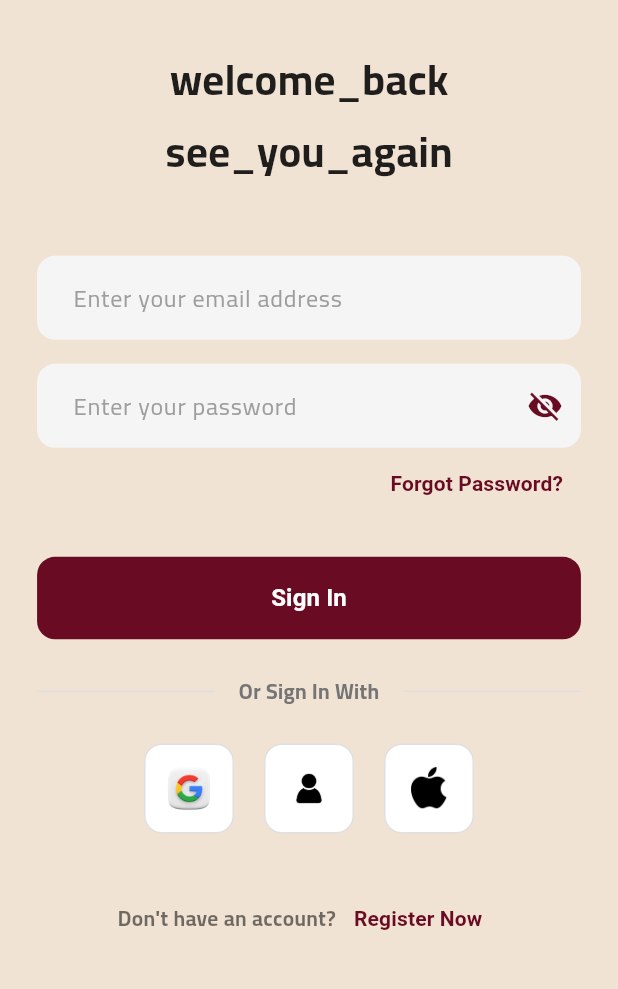
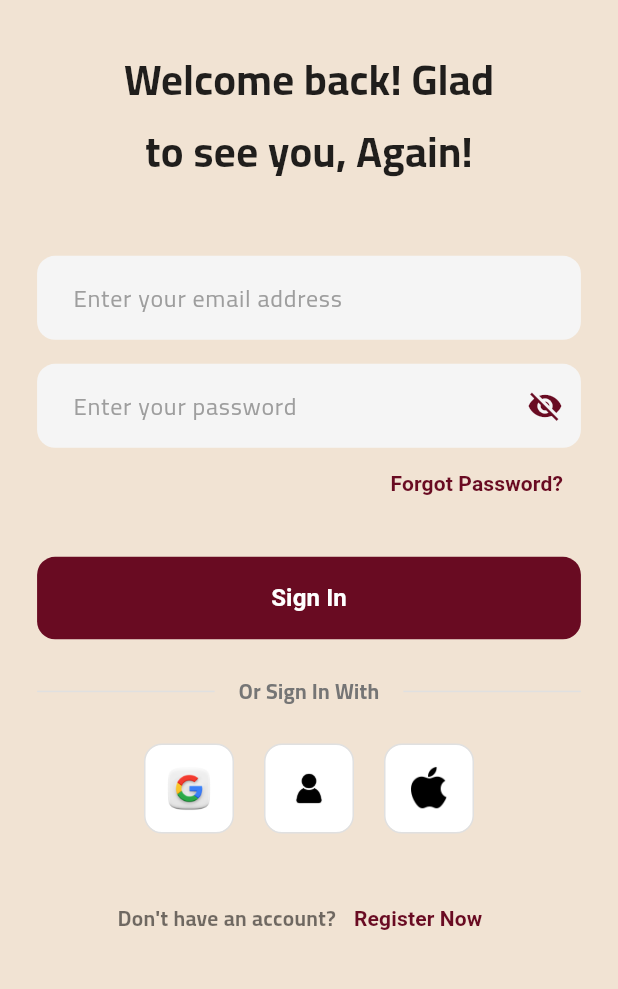
Before and after one commit to MosalahDJ/TradeLaw, a Flutter app: the screen it shows after launch, on a phone screen of 412 x 824 dp, the part 224-1213 px from its top. Run offline on Flutter 3.47's test engine with Material 3 defaults, Android fonts, the phone set to English and light mode, and no system bars; our stand-ins replace awesome_dialog, get, shared_preferences.

Commit message:
feat(localization): add new authentication-related translations
Add new translations for authentication-related strings in English, Arabic, and French to improve user experience and support additional UI functionality

```diff
--- a/lib/core/localization/translations.dart
+++ b/lib/core/localization/translations.dart
@@ -4,7 +4,7 @@ class Messages extends Translations {
   @override
   Map<String, Map<String, String>> get keys => {
     'en': {
-      // Authentication
+      // Authentication - Old Words
       'trade_law': 'TradeLaw',
       'email': 'Email Address',
       'enter_email': 'Enter your email address',
@@ -36,9 +36,25 @@ class Messages extends Translations {
       'registration': 'Registration',
       'anonymous_user': 'Anonymous User',
       'no_email': 'No Email',
+
+      // New Words
+      'are_you_sure': 'Are you sure?',
+      'yes': 'Yes',
+      'no': 'No',
+      'welcome_back': 'Welcome back! Glad',
+      'see_you_again': 'to see you, Again!',
+      'field_required': 'This field is required',
+      'valid_email': 'Please enter a valid email',
+      'password_length': 'Password must be at least 6 characters',
+      'not_match': 'Passwords do not match',
+      'hello_register': 'Hello! Register to get',
+      'started': 'Started',
+      'register': 'Register',
+      'have_account': 'Already have an account?',
+      'log_in': 'Log In',
     },
     'ar': {
-      // Authentication
+      // Authentication - Old Words
       'trade_law': 'TradeLaw',
       'email': 'البريد الإلكتروني',
       'enter_email': 'أدخل عنوان بريدك الإلكتروني',
@@ -70,9 +86,25 @@ class Messages extends Translations {
       'registration': 'التسجيل',
       'anonymous_user': 'مستخدم مجهول',
       'no_email': 'لا يوجد بريد إلكتروني',
+
+      // New Words
+      'are_you_sure': 'هل أنت متأكد؟',
+      'yes': 'نعم',
+      'no': 'لا',
+      'welcome_back': 'مرحبًا بعودتك!',
+      'see_you_again': 'سعداء برؤيتك مجددًا!',
+      'field_required': 'هذا الحقل مطلوب',
+      'valid_email': 'الرجاء إدخال بريد إلكتروني صحيح',
+      'password_length': 'يجب أن تكون كلمة المرور 6 أحرف على الأقل',
+      'not_match': 'كلمات المرور غير متطابقة',
+      'hello_register': 'مرحبًا! سجل للحصول',
+      'started': 'على البداية',
+      'register': 'تسجيل',
+      'have_account': 'لديك حساب بالفعل؟',
+      'log_in': 'تسجيل الدخول',
     },
     'fr': {
-      // Authentication
+      // Authentication - Old Words
       'trade_law': 'TradeLaw',
       'email': 'Adresse e-mail',
       'enter_email': 'Saisissez votre adresse e-mail',
@@ -105,26 +137,22 @@ class Messages extends Translations {
       'registration': 'Inscription',
       'anonymous_user': 'Utilisateur anonyme',
       'no_email': 'Pas d\'email',
+
+      // New Words
+      'are_you_sure': 'Êtes-vous sûr?',
+      'yes': 'Oui',
+      'no': 'Non',
+      'welcome_back': 'Bon retour! Heureux',
+      'see_you_again': 'de vous revoir!',
+      'field_required': 'Ce champ est obligatoire',
+      'valid_email': 'Veuillez entrer un email valide',
+      'password_length': 'Le mot de passe doit comporter au moins 6 caractères',
+      'not_match': 'Les mots de passe ne correspondent pas',
+      'hello_register': 'Bonjour! Inscrivez-vous pour',
+      'started': 'commencer',
+      'register': 'S\'inscrire',
+      'have_account': 'Vous avez déjà un compte?',
+      'log_in': 'Se connecter',
     },
   };
 }
-
-
-
-/*
-are_you_sure,
-yes,
-no,
-welcome_back:"Welcome back! Glad",
-see_you_again:"to see you, Again!",
-field_required,
-valid_email,
-password_length,
-field_required,
-not_match,
-"hello_register":"Hello! Register to get",
-"started":"Started",
-register,
-'have_account': 'Already have an account?',
-"log_in":"Log In",
-*/
```
